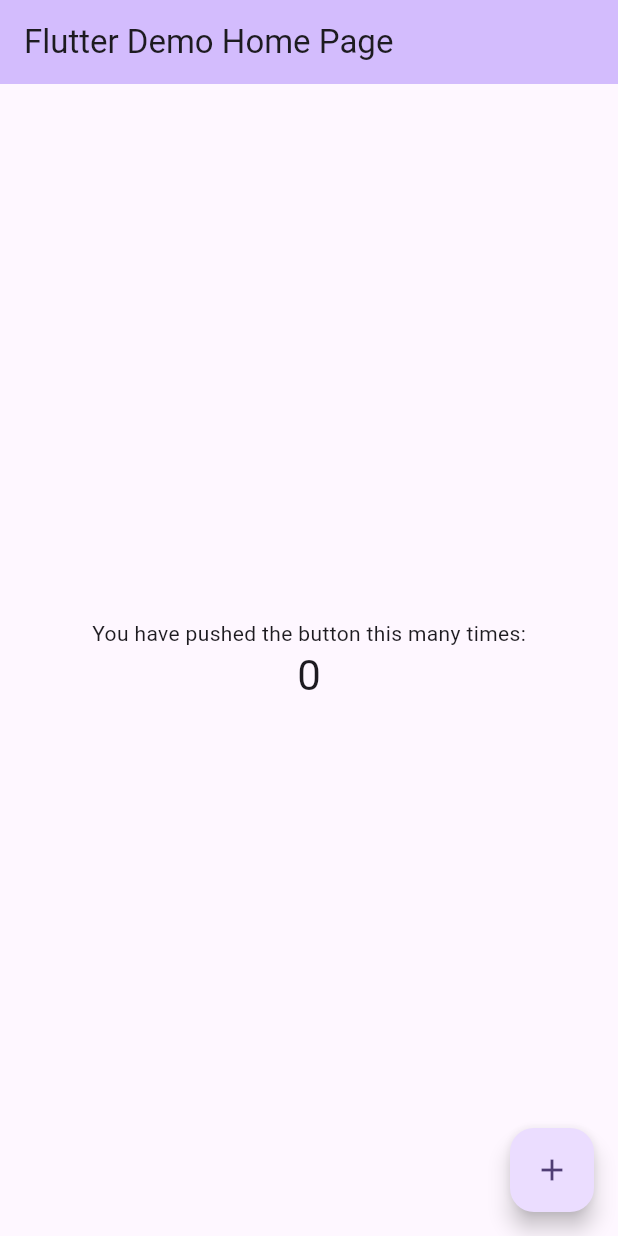
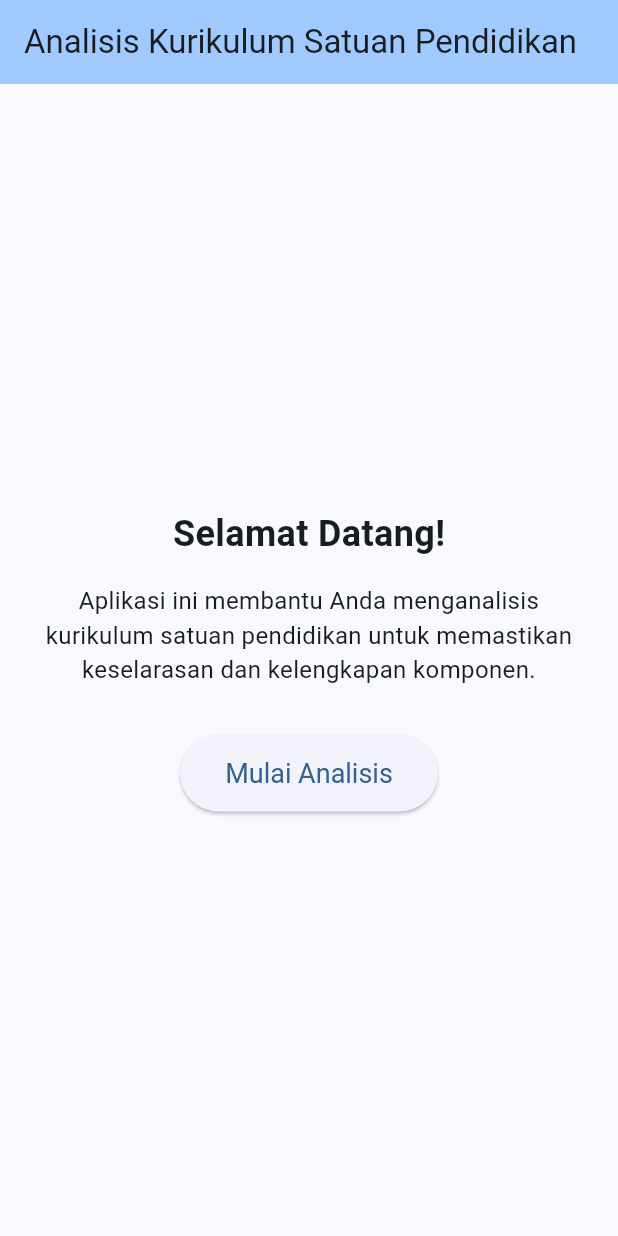
Before and after one commit to could-ai/019a4755-fc64-761f-9849-32c1b7931b01, a Flutter app: the screen it shows after launch, on a phone screen of 412 x 824 dp. Run offline on Flutter 3.47's test engine with Material 3 defaults, Android fonts, the phone set to English and light mode, and no system bars.

```diff
--- a/usr/lib/main.dart
+++ b/usr/lib/main.dart
@@ -1,4 +1,5 @@
 import 'package:flutter/material.dart';
+import 'package:couldai_user_app/screens/analysis_screen.dart';
 
 void main() {
   runApp(const MyApp());
@@ -7,114 +8,64 @@ void main() {
 class MyApp extends StatelessWidget {
   const MyApp({super.key});
 
-  // This widget is the root of your application.
   @override
   Widget build(BuildContext context) {
     return MaterialApp(
-      title: 'Flutter Demo',
+      title: 'Analisis Kurikulum',
       debugShowCheckedModeBanner: false,
       theme: ThemeData(
-        // This is the theme of your application.
-        //
-        // TRY THIS: Try running your application with "flutter run". You'll see
-        // the application has a purple toolbar. Then, without quitting the app,
-        // try changing the seedColor in the colorScheme below to Colors.green
-        // and then invoke "hot reload" (save your changes or press the "hot
-        // reload" button in a Flutter-supported IDE, or press "r" if you used
-        // the command line to start the app).
-        //
-        // Notice that the counter didn't reset back to zero; the application
-        // state is not lost during the reload. To reset the state, use hot
-        // restart instead.
-        //
-        // This works for code too, not just values: Most code changes can be
-        // tested with just a hot reload.
-        colorScheme: ColorScheme.fromSeed(seedColor: Colors.deepPurple),
+        colorScheme: ColorScheme.fromSeed(seedColor: Colors.blue),
+        useMaterial3: true,
       ),
-      home: const MyHomePage(title: 'Flutter Demo Home Page'),
+      home: const HomePage(),
     );
   }
 }
 
-class MyHomePage extends StatefulWidget {
-  const MyHomePage({super.key, required this.title});
-
-  // This widget is the home page of your application. It is stateful, meaning
-  // that it has a State object (defined below) that contains fields that affect
-  // how it looks.
-
-  // This class is the configuration for the state. It holds the values (in this
-  // case the title) provided by the parent (in this case the App widget) and
-  // used by the build method of the State. Fields in a Widget subclass are
-  // always marked "final".
-
-  final String title;
-
-  @override
-  State<MyHomePage> createState() => _MyHomePageState();
-}
-
-class _MyHomePageState extends State<MyHomePage> {
-  int _counter = 0;
-
-  void _incrementCounter() {
-    setState(() {
-      // This call to setState tells the Flutter framework that something has
-      // changed in this State, which causes it to rerun the build method below
-      // so that the display can reflect the updated values. If we changed
-      // _counter without calling setState(), then the build method would not be
-      // called again, and so nothing would appear to happen.
-      _counter++;
-    });
-  }
+class HomePage extends StatelessWidget {
+  const HomePage({super.key});
 
   @override
   Widget build(BuildContext context) {
-    // This method is rerun every time setState is called, for instance as done
-    // by the _incrementCounter method above.
-    //
-    // The Flutter framework has been optimized to make rerunning build methods
-    // fast, so that you can just rebuild anything that needs updating rather
-    // than having to individually change instances of widgets.
     return Scaffold(
       appBar: AppBar(
-        // TRY THIS: Try changing the color here to a specific color (to
-        // Colors.amber, perhaps?) and trigger a hot reload to see the AppBar
-        // change color while the other colors stay the same.
+        title: const Text('Analisis Kurikulum Satuan Pendidikan'),
         backgroundColor: Theme.of(context).colorScheme.inversePrimary,
-        // Here we take the value from the MyHomePage object that was created by
-        // the App.build method, and use it to set our appbar title.
-        title: Text(widget.title),
       ),
       body: Center(
-        // Center is a layout widget. It takes a single child and positions it
-        // in the middle of the parent.
-        child: Column(
-          // Column is also a layout widget. It takes a list of children and
-          // arranges them vertically. By default, it sizes itself to fit its
-          // children horizontally, and tries to be as tall as its parent.
-          //
-          // Column has various properties to control how it sizes itself and
-          // how it positions its children. Here we use mainAxisAlignment to
-          // center the children vertically; the main axis here is the vertical
-          // axis because Columns are vertical (the cross axis would be
-          // horizontal).
-          //
-          // TRY THIS: Invoke "debug painting" (choose the "Toggle Debug Paint"
-          // action in the IDE, or press "p" in the console), to see the
-          // wireframe for each widget.
-          mainAxisAlignment: MainAxisAlignment.center,
-          children: <Widget>[
-            const Text('You have pushed the button this many times:'),
-            Text('$_counter', style: Theme.of(context).textTheme.headlineMedium),
-          ],
+        child: Padding(
+          padding: const EdgeInsets.all(16.0),
+          child: Column(
+            mainAxisAlignment: MainAxisAlignment.center,
+            children: <Widget>[
+              const Text(
+                'Selamat Datang!',
+                style: TextStyle(fontSize: 24, fontWeight: FontWeight.bold),
+              ),
+              const SizedBox(height: 16),
+              const Text(
+                'Aplikasi ini membantu Anda menganalisis kurikulum satuan pendidikan untuk memastikan keselarasan dan kelengkapan komponen.',
+                textAlign: TextAlign.center,
+                style: TextStyle(fontSize: 16),
+              ),
+              const SizedBox(height: 32),
+              ElevatedButton(
+                onPressed: () {
+                  Navigator.push(
+                    context,
+                    MaterialPageRoute(builder: (context) => const AnalysisScreen()),
+                  );
+                },
+                style: ElevatedButton.styleFrom(
+                  padding: const EdgeInsets.symmetric(horizontal: 30, vertical: 15),
+                  textStyle: const TextStyle(fontSize: 18),
+                ),
+                child: const Text('Mulai Analisis'),
+              ),
+            ],
+          ),
         ),
       ),
-      floatingActionButton: FloatingActionButton(
-        onPressed: _incrementCounter,
-        tooltip: 'Increment',
-        child: const Icon(Icons.add),
-      ), // This trailing comma makes auto-formatting nicer for build methods.
     );
   }
 }
```
Also changed, not shown: usr/lib/screens/analysis_screen.dart (added, +131 -0 lines).
